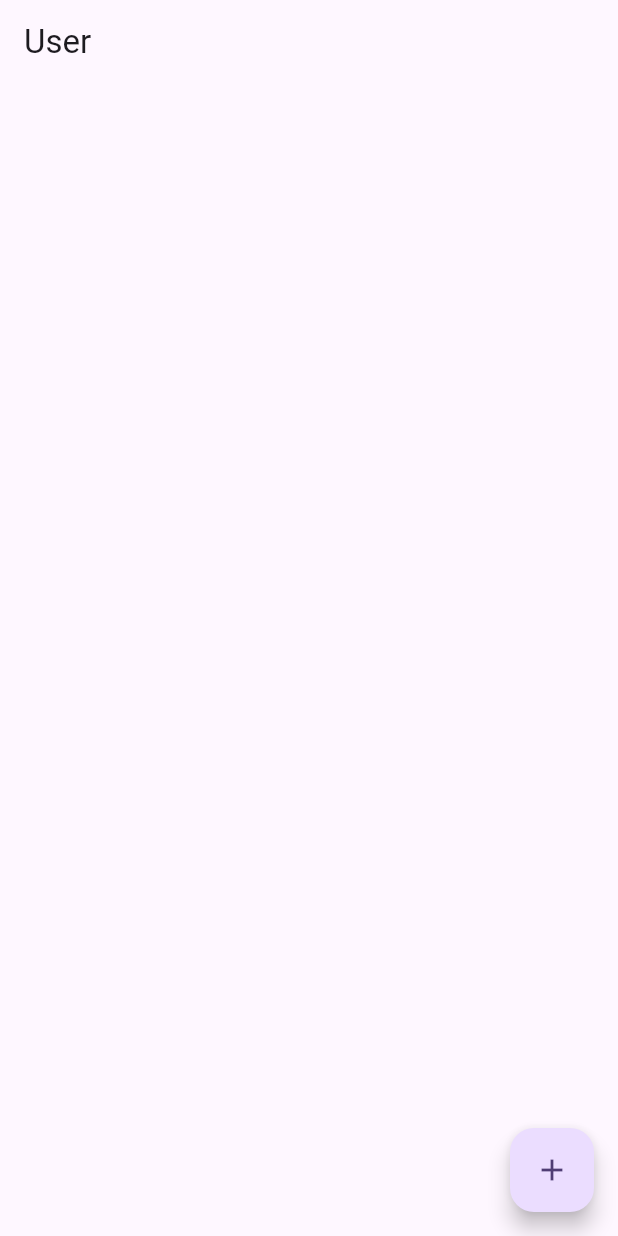
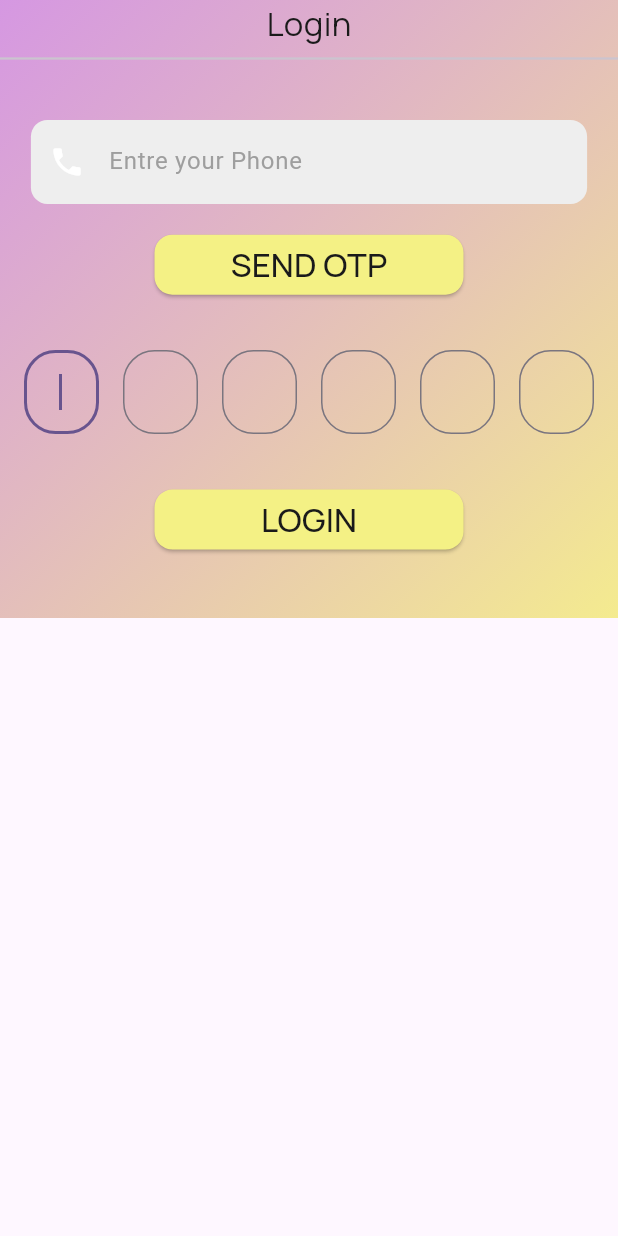
Before and after one commit to rameshatal/firebase_shoppacart, a Flutter app: the screen it shows after launch, on a phone screen of 412 x 824 dp. Run offline on Flutter 3.47's test engine with Material 2 defaults, Android fonts, the phone set to English and light mode, and no system bars; our stand-ins replace animated_text_kit, cloud_firestore, firebase_auth, firebase_core, font_awesome_flutter, google_fonts and 1 more; accounts and stored records are empty.

Commit message:
Login with OTP added(Android)

```diff
--- /dev/null
+++ b/lib/custom_widgets/my_text_field.dart
@@ -0,0 +1,61 @@
+import 'package:flutter/cupertino.dart';
+import 'package:flutter/material.dart';
+
+class MyTextFieldWidget extends StatelessWidget {
+  final TextEditingController controller;
+  final String hintText;
+  final bool obscureText;
+  final TextInputType keyboardType;
+  final Widget? suffixIcon;
+  final VoidCallback? onTap;
+  final Widget? prefixIcon;
+  final String? Function(String?)? validator;
+  final FocusNode? focusNode;
+  final String? errorMsg;
+  final String? Function(String?)? onChanged;
+
+  const MyTextFieldWidget(
+      {super.key,
+      required this.controller,
+      required this.hintText,
+      required this.obscureText,
+      required this.keyboardType,
+      this.errorMsg,
+      this.validator,
+      this.onChanged,
+      this.onTap,
+      this.focusNode,
+      this.prefixIcon,
+      this.suffixIcon});
+
+  @override
+  Widget build(BuildContext context) {
+    return TextFormField(
+      validator: validator,
+      controller: controller,
+      obscureText: obscureText,
+      keyboardType: keyboardType,
+      focusNode: focusNode,
+      onTap: onTap,
+      textInputAction: TextInputAction.next,
+      onChanged: onChanged,
+      decoration: InputDecoration(
+        suffixIcon: suffixIcon,
+        prefixIcon: prefixIcon,
+        enabledBorder: OutlineInputBorder(
+          borderRadius: BorderRadius.circular(11),
+          borderSide: BorderSide(color: Colors.transparent),
+        ),
+        focusedBorder: OutlineInputBorder(
+          borderRadius: BorderRadius.circular(20),
+          borderSide: BorderSide(color: Colors.purple),
+        ),
+        fillColor: Colors.grey.shade200,
+        filled: true,
+        hintText: hintText,
+        hintStyle: TextStyle(color: Colors.grey[500]),
+        errorText: errorMsg,
+      ),
+    );
+  }
+}
--- a/lib/main.dart
+++ b/lib/main.dart
@@ -1,5 +1,6 @@
 import 'package:cloud_firestore/cloud_firestore.dart';
 import 'package:firebase_core/firebase_core.dart';
+import 'package:firebase_shoppacart/phone_auth/login_phone_page.dart';
 import 'package:firebase_shoppacart/user_page.dart';
 import 'package:flutter/cupertino.dart';
 import 'package:flutter/material.dart';
@@ -26,7 +27,7 @@ class MyApp extends StatelessWidget {
         colorScheme: ColorScheme.fromSeed(seedColor: Colors.deepPurple),
         useMaterial3: true,
       ),
-      home: UserPage(),
+      home: LoginPhonePage(),
     );
   }
 }
--- /dev/null
+++ b/lib/phone_auth/color_constants.dart
@@ -0,0 +1,8 @@
+import 'dart:ui';
+
+class ColorConstants {
+  static const Color purpleShade = Color(0xff6A5BC2);
+  static const Color whiteShade = Color(0xffF7F7F7);
+  static const Color yellowShade = Color(0xffF4F185);
+  static const Color blackShade = Color(0xff1A1A1A);
+}
--- /dev/null
+++ b/lib/phone_auth/login_phone_page.dart
@@ -0,0 +1,212 @@
+import 'package:firebase_auth/firebase_auth.dart';
+import 'package:flutter/material.dart';
+import 'package:google_fonts/google_fonts.dart';
+
+import '../custom_widgets/my_text_field.dart';
+import 'color_constants.dart';
+
+class LoginPhonePage extends StatefulWidget {
+  @override
+  State<LoginPhonePage> createState() => _LoginPhonePageState();
+}
+
+class _LoginPhonePageState extends State<LoginPhonePage> {
+  var phoneController = TextEditingController();
+  late FirebaseAuth firebaseAuth;
+  var mVerificationId = "";
+  var otpNum1 = TextEditingController();
+  var otpNum2 = TextEditingController();
+  var otpNum3 = TextEditingController();
+  var otpNum4 = TextEditingController();
+  var otpNum5 = TextEditingController();
+  var otpNum6 = TextEditingController();
+
+  @override
+  void initState() {
+    // TODO: implement initState
+    super.initState();
+    initFireBaseAuth();
+  }
+
+  void initFireBaseAuth() {
+    firebaseAuth = FirebaseAuth.instance;
+    firebaseAuth.setSettings(
+        forceRecaptchaFlow: false, appVerificationDisabledForTesting: true);
+  }
+
+  @override
+  Widget build(BuildContext context) {
+    var size = MediaQuery.of(context).size;
+    //final _formKey = GlobalKey<FormState>();
+    return SafeArea(
+      child: Scaffold(
+        body: Container(
+          alignment: Alignment.center,
+          height: size.height / 2,
+          width: size.width,
+          decoration: BoxDecoration(
+              gradient: LinearGradient(colors: [
+            Color.fromARGB(152, 186, 87, 206),
+            Color.fromARGB(170, 239, 229, 87),
+          ], begin: Alignment.topLeft, end: Alignment.bottomRight)),
+          child: Column(
+            children: [
+              Text(
+                'Login',
+                style: TextStyle(
+                  fontFamily: GoogleFonts.manrope().fontFamily,
+                  color: ColorConstants.blackShade,
+                  fontSize: 22,
+                ),
+              ),
+              Divider(thickness: 1.5),
+              SizedBox(height: size.height * 0.04),
+              SizedBox(
+                width: size.width * 0.9,
+                child: MyTextFieldWidget(
+                  controller: phoneController,
+                  validator: (value) {
+                    if (phoneController.text.isEmpty &&
+                        phoneController.text.length < 10) {
+                      return 'Please entre a valid phone number';
+                    }
+                    return null;
+                  },
+                  hintText: 'Entre your Phone',
+                  obscureText: false,
+                  keyboardType: TextInputType.number,
+                  prefixIcon: Icon(
+                    Icons.phone,
+                    color: Colors.white,
+                  ),
+                ),
+              ),
+              SizedBox(height: size.height * 0.02),
+              SizedBox(
+                width: size.width / 2,
+                child: ElevatedButton(
+                  style: ElevatedButton.styleFrom(
+                    backgroundColor: ColorConstants.yellowShade,
+                    shape: RoundedRectangleBorder(
+                      borderRadius: BorderRadius.all(Radius.circular(12)),
+                    ),
+                  ),
+                  onPressed: () async {
+                    var phone = phoneController.text.toString();
+                    //if (_formKey.currentState!.validate()) {
+                    ///1
+                    print(phoneController.toString());
+                    firebaseAuth.verifyPhoneNumber(
+                      phoneNumber: '+91$phone',
+                      verificationCompleted: (PhoneAuthCredential credential) {
+                        firebaseAuth
+                            .signInWithCredential(credential)
+                            .then((value) {
+                          print("Logged in: ${value.user!.uid}");
+                        });
+                      },
+                      verificationFailed: (FirebaseAuthException e) {
+                        print("VerificationFailed: ${e.message}");
+                      },
+                      codeSent: (String verificationId, int? resendToken) {
+                        ///2
+                        mVerificationId = verificationId;
+                        print("CodeSent: ${mVerificationId}");
+                      },
+                      codeAutoRetrievalTimeout: (String verificationId) {},
+                    );
+                    //}
+                  },
+                  child: Text(
+                    'Send OTP'.toUpperCase(),
+                    style: TextStyle(
+                      fontFamily: GoogleFonts.manrope().fontFamily,
+                      color: ColorConstants.blackShade,
+                      fontSize: 22,
+                    ),
+                  ),
+                ),
+              ),
+              SizedBox(height: size.height * 0.04),
+              Row(
+                mainAxisAlignment: MainAxisAlignment.spaceEvenly,
+                children: [
+                  otpTextField(otpNum1, true),
+                  otpTextField(otpNum2, false),
+                  otpTextField(otpNum3, false),
+                  otpTextField(otpNum4, false),
+                  otpTextField(otpNum5, false),
+                  otpTextField(otpNum6, false)
+                ],
+              ),
+              SizedBox(height: size.height * 0.04),
+              SizedBox(
+                width: size.width / 2,
+                child: ElevatedButton(
+                  style: ElevatedButton.styleFrom(
+                    backgroundColor: ColorConstants.yellowShade,
+                    shape: RoundedRectangleBorder(
+                      borderRadius: BorderRadius.all(Radius.circular(12)),
+                    ),
+                  ),
+                  onPressed: () {
+                    //if (_formKey.currentState!.validate()) {
+                    // after getting otp
+                    if (otpNum1.text.isNotEmpty &&
+                        otpNum2.text.isNotEmpty &&
+                        otpNum3.text.isNotEmpty &&
+                        otpNum4.text.isNotEmpty &&
+                        otpNum5.text.isNotEmpty &&
+                        otpNum6.text.isNotEmpty) {
+                      var otp =
+                          "${otpNum1.text.toString()}${otpNum2.text.toString()}${otpNum3.text.toString()}${otpNum4.text.toString()}${otpNum5.text.toString()}${otpNum6.text.toString()}";
+                      print("otp: $otp");
+
+                      var cred = PhoneAuthProvider.credential(
+                          verificationId: mVerificationId, smsCode: otp);
+                      firebaseAuth.signInWithCredential(cred).then((value) {
+                        print("Logged in: ${value.user!.uid}");
+                      });
+                    }
+                    //}
+                  },
+                  child: Text(
+                    'Login'.toUpperCase(),
+                    style: TextStyle(
+                      fontFamily: GoogleFonts.manrope().fontFamily,
+                      color: ColorConstants.blackShade,
+                      fontSize: 22,
+                    ),
+                  ),
+                ),
+              ),
+            ],
+          ),
+        ),
+      ),
+    );
+  }
+
+  Widget otpTextField(TextEditingController mController, bool autoFocus) {
+    return SizedBox(
+      width: 50,
+      child: TextField(
+        textAlign: TextAlign.center,
+        autofocus: autoFocus,
+        controller: mController,
+        maxLines: 1,
+        maxLength: 1,
+        keyboardType: TextInputType.number,
+        onChanged: (value) {
+          if (value.isNotEmpty) {
+            FocusScope.of(context).nextFocus();
+          }
+        },
+        decoration: InputDecoration(
+            counterText: "",
+            border:
+                OutlineInputBorder(borderRadius: BorderRadius.circular(21))),
+      ),
+    );
+  }
+}
--- a/pubspec.yaml
+++ b/pubspec.yaml
@@ -49,6 +49,7 @@ dependencies:
   # Icon Purpose
   font_awesome_flutter: ^10.1.0
   firebase_auth: ^4.10.1
+  google_fonts: ^6.1.0
 
 
 dev_dependencies:
```
Also changed, not shown: pubspec.lock, 1 other file.
